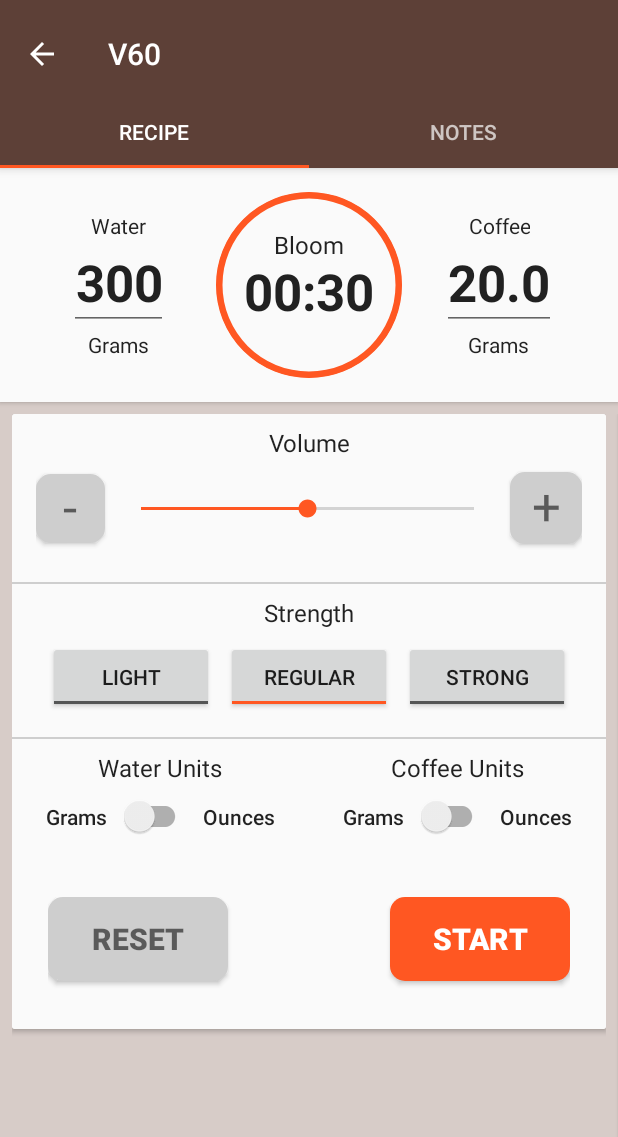
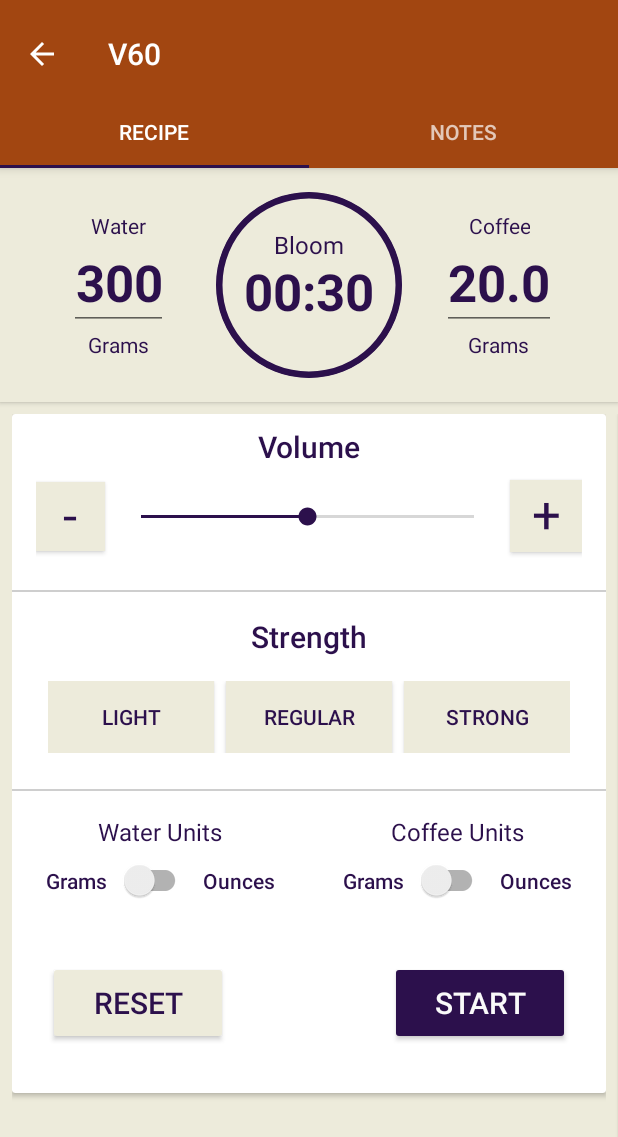
Before and after one commit to PeterEpsteen/CoffeeJournal, an Android app: the screen it shows after launch (BrewRecipeActivity), after a tap on "V60", on a phone screen of 412 x 824 dp. Shown: the top 1137 px of the screen. Run offline under Robolectric (Android 15) with nearby library versions, the phone set to English and light mode, and no system bars.

Commit message:
Changed the colors around a lot

```diff
--- a/app/src/main/java/com/example/peter/coffeejournal/RoastFragment.java
+++ b/app/src/main/java/com/example/peter/coffeejournal/RoastFragment.java
@@ -77,12 +77,11 @@ public class RoastFragment extends Fragment implements AdapterView.OnItemClickLi
         // Inflate the layout for this fragment
         View view = inflater.inflate(R.layout.roast_fragment, container, false);
         lv = view.findViewById(R.id.roast_list_view);
-        TextView noRoasts = view.findViewById(R.id.no_roasts_tv);
         dbOperator = new DBOperator(this.getContext());
         roastArrayList = dbOperator.getRoasts();
-        if(roastArrayList.size()>0) {
-            noRoasts.setText("");
-        }
+//        if(roastArrayList.size()>0) {
+//            noRoasts.setText("");
+//        }
         roastAdapter = new RoastAdapter(view.getContext(), roastArrayList);
         lv.setAdapter(roastAdapter);
         lv.setOnItemClickListener(this);
--- a/app/src/main/res/drawable/border_bottom.xml
+++ b/app/src/main/res/drawable/border_bottom.xml
@@ -3,7 +3,7 @@
 
     <item>
         <shape android:shape="rectangle" >
-            <solid android:color="@color/lightGrey" />
+            <solid android:color="@color/backgroundColorBeige" />
         </shape>
     </item>
     <item android:bottom="1dp">
--- a/app/src/main/res/drawable/circle_shape.xml
+++ b/app/src/main/res/drawable/circle_shape.xml
@@ -5,7 +5,7 @@
         <stroke
             android:width="1dp"
             android:color="@color/colorAccent"/>
-    <solid android:color="@color/backgroundDefaultWhite"/>
+    <solid android:color="@color/backgroundColorBeige"/>
     <size android:height="100dp"
         android:width="100dp"/>
     </shape>
--- a/app/src/main/res/drawable/start_button_shape.xml
+++ /dev/null
@@ -1,8 +0,0 @@
-<shape
-    xmlns:android="http://schemas.android.com/apk/res/android"
-    android:shape="rectangle">
-
-    <corners android:radius="10dp" />
-    <solid android:color="@color/colorBackground" />
-
-</shape>
--- a/app/src/main/res/layout-v21/fragment_brew_recipe.xml
+++ b/app/src/main/res/layout-v21/fragment_brew_recipe.xml
@@ -20,7 +20,6 @@
                 android:layout_height="match_parent"
                 android:focusable="true"
                 android:focusableInTouchMode="true"
-                android:background="@color/backgroundDefaultWhite"
                 android:id="@+id/brew_notes_fragment_container"
                 android:orientation="vertical">
 
@@ -38,7 +37,7 @@
 
                     <TextView
                         android:id="@+id/textView"
-                        style="@style/TextAppearance.AppCompat.Subhead"
+                        style="@style/TextAppearance.AppCompat.Title"
                         android:layout_width="match_parent"
                         android:layout_height="wrap_content"
                         android:layout_margin="0dp"
@@ -58,13 +57,13 @@
                             android:layout_width="46dp"
                             android:layout_height="46dp"
                             android:layout_margin="0dp"
-                            android:background="@drawable/start_button_shape"
-                            android:backgroundTint="@color/dividerColor"
                             android:gravity="center"
+                            android:background="@color/backgroundColorBeige"
                             android:includeFontPadding="false"
                             android:text="-"
                             android:textAlignment="center"
-                            android:textColor="@color/common_google_signin_btn_text_light_default" />
+                            android:textColor="@color/colorAccent"
+                             />
 
                         <SeekBar
                             android:id="@+id/scaleSeekBar"
@@ -82,14 +81,13 @@
                             android:id="@+id/plus_volume_button"
                             style="@style/TextAppearance.AppCompat.Display1"
                             android:layout_width="48dp"
+                            android:background="@color/backgroundColorBeige"
                             android:layout_height="48dp"
-                            android:background="@drawable/start_button_shape"
-                            android:backgroundTint="@color/dividerColor"
                             android:gravity="center"
                             android:includeFontPadding="false"
                             android:text="+"
                             android:textAlignment="center"
-                            android:textColor="@color/common_google_signin_btn_text_light_default" />
+                            android:textColor="@color/colorAccent" />
 
 
                     </LinearLayout>
@@ -100,6 +98,7 @@
                     android:layout_width="match_parent"
                     android:layout_height="1dp"
                     android:background="@color/dividerColor" />
+
                 <!-- Dummy item for focus at startup -->
                 <LinearLayout
                     android:id="@+id/dummy_focus"
@@ -112,18 +111,18 @@
 
                 <TextView
                     android:id="@+id/strength_label"
-                    style="@style/TextAppearance.AppCompat.Subhead"
+                    style="@style/TextAppearance.AppCompat.Title"
                     android:layout_width="wrap_content"
                     android:layout_height="wrap_content"
-                    android:layout_marginTop="8dp"
+                    android:layout_marginTop="16dp"
                     android:layout_gravity="center"
-                    android:layout_marginBottom="8dp"
+                    android:layout_marginBottom="16dp"
                     android:text="Strength" />
 
                 <LinearLayout
                     android:layout_width="match_parent"
                     android:layout_height="wrap_content"
-                    android:layout_marginBottom="16dp"
+                    android:layout_marginBottom="24dp"
                     android:layout_marginLeft="24dp"
                     android:layout_marginRight="24dp"
                     android:gravity="center"
@@ -136,6 +135,7 @@
                         android:layout_height="48dp"
                         android:layout_margin="0dp"
                         android:layout_weight="1"
+                        android:background="@color/backgroundColorBeige"
                         android:textOff="Light"
                         android:textOn="Light"
 
@@ -149,6 +149,7 @@
                         android:layout_marginLeft="8dp"
                         android:layout_marginRight="8dp"
                         android:layout_weight="1"
+                        android:background="@color/backgroundColorBeige"
                         android:textOff="Regular"
                         android:textOn="Regular" />
 
@@ -158,6 +159,7 @@
                         style="@android:style/Widget.Material.Light.Button.Toggle"
                         android:layout_width="0dp"
                         android:layout_height="48dp"
+                        android:background="@color/backgroundColorBeige"
                         android:layout_margin="0dp"
                         android:layout_weight="1"
                         android:textOff="Strong"
@@ -176,7 +178,7 @@
                     android:layout_width="match_parent"
                     android:layout_height="wrap_content"
                     android:layout_marginBottom="16dp"
-                    android:layout_marginTop="8dp"
+                    android:layout_marginTop="16dp"
                     android:layout_weight="1"
                     android:clipToPadding="false"
                     android:gravity="center"
@@ -300,14 +302,9 @@
                         android:layout_width="120dp"
                         android:layout_height="56dp"
                         android:layout_marginBottom="8dp"
-                        android:background="@drawable/start_button_shape"
-                        android:backgroundTint="@color/dividerColor"
-                        android:padding="8dp"
                         android:text="Reset"
-                        android:elevation="6dp"
-                        android:textColor="@color/common_google_signin_btn_text_light_default"
-                        android:textStyle="bold"
-
+                        android:backgroundTint="@color/backgroundColorBeige"
+                        android:textColor="@color/colorAccent"
                         />
 
                     <View
@@ -322,13 +319,9 @@
                         android:layout_width="120dp"
                         android:layout_height="56dp"
                         android:layout_marginBottom="8dp"
-                        android:background="@drawable/start_button_shape"
                         android:backgroundTint="@color/colorAccent"
-                        android:padding="8dp"
                         android:text="Start"
-                        android:textColor="@color/common_google_signin_btn_text_dark"
-                        android:textStyle="bold"
-
+                        android:textColor="@color/backgroundDefaultWhite"
                         />
                 </LinearLayout>
 
--- a/app/src/main/res/layout/activity_brew_recipe.xml
+++ b/app/src/main/res/layout/activity_brew_recipe.xml
@@ -15,7 +15,7 @@
         android:layout_width="match_parent"
         android:layout_height="wrap_content"
         android:orientation="vertical"
-        android:background="@color/lightBrown">
+        android:background="@color/backgroundColorBeige">
 
     <android.support.design.widget.AppBarLayout
         android:id="@+id/appbar2"
@@ -64,7 +64,7 @@
             android:id="@+id/top_measurements_container"
             android:focusable="true"
             android:focusableInTouchMode="true"
-            android:background="@color/backgroundDefaultWhite"
+            android:background="@color/backgroundColorBeige"
             android:padding="16dp">
 
             <LinearLayout
--- a/app/src/main/res/layout/activity_main.xml
+++ b/app/src/main/res/layout/activity_main.xml
@@ -6,7 +6,7 @@
     android:layout_width="match_parent"
     android:layout_height="match_parent"
     android:fitsSystemWindows="true"
-    android:background="@color/lightGrey"
+    android:background="@color/backgroundDefaultWhite"
     tools:context="com.example.peter.coffeejournal.MainActivity">
 
     <android.support.design.widget.AppBarLayout
--- a/app/src/main/res/layout/fragment_brew_recipe.xml
+++ b/app/src/main/res/layout/fragment_brew_recipe.xml
@@ -57,8 +57,6 @@
                             android:layout_width="46dp"
                             android:layout_height="46dp"
                             android:layout_margin="0dp"
-                            android:background="@drawable/start_button_shape"
-                            android:backgroundTint="@color/colorAccent"
                             android:gravity="center"
                             android:includeFontPadding="false"
                             android:text="-"
@@ -81,8 +79,6 @@
                             style="@style/TextAppearance.AppCompat.Display1"
                             android:layout_width="48dp"
                             android:layout_height="48dp"
-                            android:background="@drawable/start_button_shape"
-                            android:backgroundTint="@color/colorAccent"
                             android:gravity="center"
                             android:includeFontPadding="false"
                             android:text="+"
@@ -277,8 +273,7 @@
                         android:layout_marginLeft="48dp"
                         android:layout_marginRight="48dp"
                         android:layout_weight="1"
-                        android:background="@drawable/start_button_shape"
-                        android:backgroundTint="@color/colorAccent"
+                        android:background="@color/colorAccent"
                         android:padding="8dp"
                         android:text="Start!"
                         android:textColor="@color/common_google_signin_btn_text_dark"
--- a/app/src/main/res/layout/generic_card_view.xml
+++ b/app/src/main/res/layout/generic_card_view.xml
@@ -13,6 +13,7 @@
         android:layout_width="match_parent"
         android:layout_height="wrap_content"
         android:orientation="vertical"
+        android:paddingTop="8dp"
         android:id="@+id/card_view_container"
         android:paddingBottom="16dp">
 
--- a/app/src/main/res/values/colors.xml
+++ b/app/src/main/res/values/colors.xml
@@ -1,14 +1,14 @@
 <?xml version="1.0" encoding="utf-8"?>
 <resources>
-    <color name="colorPrimary">#5D4037</color>
+    <color name="colorPrimary">#A24611</color>
     <color name="colorPrimaryDark">#4E342E</color>
-    <color name="colorAccent">#FF5722</color>
+    <color name="colorAccent">#2C104C</color>
     <color name="colorBackground">#9c786c</color>
     <color name="colorForeground">#ececec</color>
-    <color name="colorTextDark">#212121</color>
+    <color name="colorTextDark">#2C104C</color>
     <color name="colorTextLight">#adadad</color>
     <color name="backgroundDefaultWhite">#FAFAFA</color>
-    <color name="lightGrey"> #F3EFEE</color>
+    <color name="backgroundColorBeige">#edebdb</color>
     <color name="dividerColor">#cecece</color>
     <color name="lightBrown">#d7ccc8</color>
 
--- a/app/src/main/res/values/styles.xml
+++ b/app/src/main/res/values/styles.xml
@@ -3,13 +3,16 @@
     <!-- Base application theme. -->
     <style name="AppTheme" parent="Theme.AppCompat.Light.DarkActionBar">
         <!-- Customize your theme here. -->
+
         <item name="windowActionBar">false</item>
         <item name="colorPrimary">@color/colorPrimary</item>
-        <item name="colorPrimaryDark">@color/colorPrimaryDark</item>
+        <item name="colorPrimaryDark">@color/colorPrimary</item>
         <item name="colorAccent">@color/colorAccent</item>
-        <item name="android:colorBackground">@color/cardview_light_background</item>
-        <item name="android:windowBackground">@color/lightGrey</item>
+        <item name="android:colorBackground">@color/backgroundColorBeige</item>
+        <item name="android:windowBackground">@color/backgroundColorBeige</item>
         <item name="windowNoTitle">true</item>
+        <item name="android:textColorPrimary">@color/colorAccent</item>
+        <item name="android:textColorPrimaryInverse">@color/colorAccent</item>
     </style>
 
     <style name="AppTheme.NoActionBar" parent="Theme.AppCompat.Light.NoActionBar">
```
Also changed, not shown: app/src/main/res/layout/activity_add_roast.xml (+6 -11 lines), app/src/main/res/layout/activity_roast.xml (+1 -8 lines), app/src/main/res/layout/brew_grid_item.xml (+22 -4 lines), app/src/main/res/layout/fragment_brew.xml (+19 -17 lines), app/src/main/res/layout/roast_fragment.xml (+18 -17 lines), app/src/main/res/layout/roast_list_item.xml (+19 -2 lines), app/src/main/res/drawable/more_icon.png (added).
